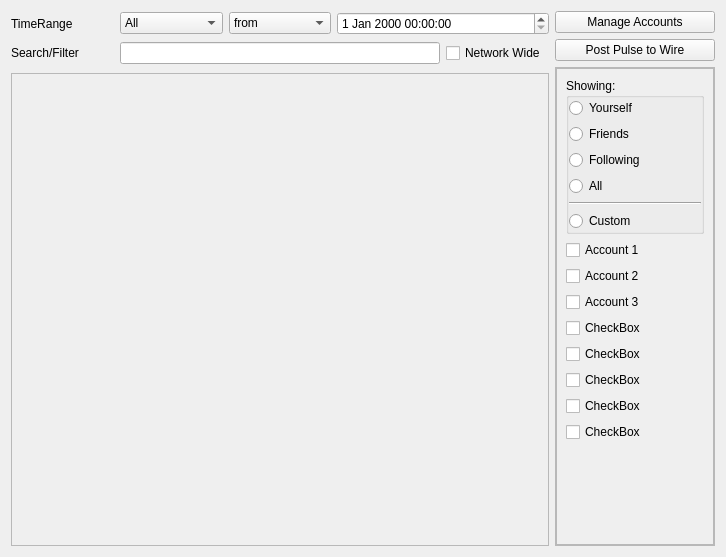
This is retroshare-gui/src/gui/TheWire/WireDialog.ui in RetroShare/RetroShare as Qt 5 draws it before an edit. The edited form follows.
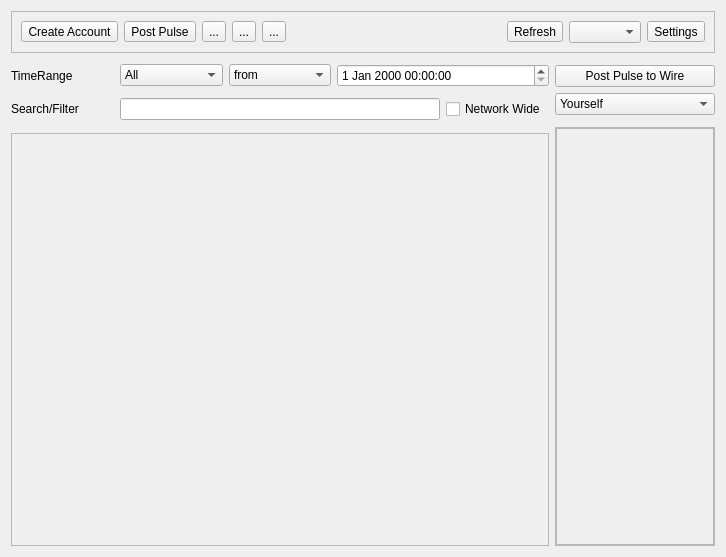
This is the edited form.

Commit message:
Get the basics of TheWire service working
Added REF fields to Wire Msgs to allow replys to work well.
Added description of how the Message fields should be used.
Added WireGroupDialog for creation of WireGroups.
Updated PulseAddDialog to support publishing Pulses and Replies.
Added classes to display Pulses / Groups.
Added single selection point of WireGroup for publishing.
Added basic "refresh" to reload new GXS data.

Patch:
```diff
--- a/retroshare-gui/src/gui/TheWire/WireDialog.ui
+++ b/retroshare-gui/src/gui/TheWire/WireDialog.ui
@@ -10,11 +10,153 @@
     <height>557</height>
    </rect>
   </property>
+  <property name="sizePolicy">
+   <sizepolicy hsizetype="Preferred" vsizetype="Preferred">
+    <horstretch>0</horstretch>
+    <verstretch>0</verstretch>
+   </sizepolicy>
+  </property>
   <property name="windowTitle">
    <string/>
   </property>
   <layout class="QGridLayout" name="gridLayout_2">
-   <item row="0" column="0" rowspan="3">
+   <item row="0" column="0" colspan="2">
+    <widget class="QFrame" name="frame_2">
+     <property name="sizePolicy">
+      <sizepolicy hsizetype="Preferred" vsizetype="Preferred">
+       <horstretch>0</horstretch>
+       <verstretch>0</verstretch>
+      </sizepolicy>
+     </property>
+     <property name="frameShape">
+      <enum>QFrame::StyledPanel</enum>
+     </property>
+     <property name="frameShadow">
+      <enum>QFrame::Raised</enum>
+     </property>
+     <layout class="QHBoxLayout" name="horizontalLayout">
+      <item>
+       <widget class="QToolButton" name="toolButton_createAccount">
+        <property name="text">
+         <string>Create Account</string>
+        </property>
+       </widget>
+      </item>
+      <item>
+       <widget class="QToolButton" name="toolButton_createPulse">
+        <property name="text">
+         <string>Post Pulse</string>
+        </property>
+       </widget>
+      </item>
+      <item>
+       <widget class="QToolButton" name="toolButton_3">
+        <property name="text">
+         <string>...</string>
+        </property>
+       </widget>
+      </item>
+      <item>
+       <widget class="QToolButton" name="toolButton_4">
+        <property name="text">
+         <string>...</string>
+        </property>
+       </widget>
+      </item>
+      <item>
+       <widget class="QToolButton" name="toolButton_5">
+        <property name="text">
+         <string>...</string>
+        </property>
+       </widget>
+      </item>
+      <item>
+       <spacer name="horizontalSpacer">
+        <property name="orientation">
+         <enum>Qt::Horizontal</enum>
+        </property>
+        <property name="sizeHint" stdset="0">
+         <size>
+          <width>296</width>
+          <height>20</height>
+         </size>
+        </property>
+       </spacer>
+      </item>
+      <item>
+       <widget class="QToolButton" name="toolButton_refresh">
+        <property name="text">
+         <string>Refresh</string>
+        </property>
+       </widget>
+      </item>
+      <item>
+       <widget class="QComboBox" name="groupChooser"/>
+      </item>
+      <item>
+       <widget class="QToolButton" name="toolButton_Settings">
+        <property name="text">
+         <string>Settings</string>
+        </property>
+       </widget>
+      </item>
+     </layout>
+    </widget>
+   </item>
+   <item row="6" column="0">
+    <widget class="QScrollArea" name="scrollArea">
+     <property name="widgetResizable">
+      <bool>true</bool>
+     </property>
+     <property name="alignment">
+      <set>Qt::AlignBottom|Qt::AlignLeading|Qt::AlignLeft</set>
+     </property>
+     <widget class="QWidget" name="scrollAreaWidgetContents">
+      <property name="geometry">
+       <rect>
+        <x>0</x>
+        <y>0</y>
+        <width>567</width>
+        <height>412</height>
+       </rect>
+      </property>
+      <property name="styleSheet">
+       <string notr="true">QWidget#scrollAreaWidgetContents{border: none;}</string>
+      </property>
+      <layout class="QVBoxLayout" name="verticalLayout_2">
+       <property name="spacing">
+        <number>0</number>
+       </property>
+       <property name="leftMargin">
+        <number>0</number>
+       </property>
+       <property name="topMargin">
+        <number>0</number>
+       </property>
+       <property name="rightMargin">
+        <number>0</number>
+       </property>
+       <property name="bottomMargin">
+        <number>0</number>
+       </property>
+       <item>
+        <spacer name="verticalSpacer">
+         <property name="orientation">
+          <enum>Qt::Vertical</enum>
+         </property>
+         <property name="sizeHint" stdset="0">
+          <size>
+           <width>20</width>
+           <height>40</height>
+          </size>
+         </property>
+        </spacer>
+       </item>
+      </layout>
+     </widget>
+    </widget>
+   </item>
+   <item row="1" column="0" rowspan="5">
     <layout class="QGridLayout" name="gridLayout">
      <item row="0" column="0">
       <widget class="QLabel" name="label_3">
@@ -88,18 +230,11 @@
      </item>
     </layout>
    </item>
-   <item row="0" column="1">
-    <widget class="QPushButton" name="pushButton_Accounts">
-     <property name="text">
-      <string>Manage Accounts</string>
-     </property>
-    </widget>
-   </item>
-   <item row="2" column="1" rowspan="2">
+   <item row="5" column="1" rowspan="2">
     <widget class="QFrame" name="frame">
      <property name="maximumSize">
       <size>
-       <width>160</width>
+       <width>200</width>
        <height>16777215</height>
       </size>
      </property>
@@ -126,121 +261,11 @@
           <rect>
            <x>0</x>
            <y>0</y>
-           <width>156</width>
-           <height>469</height>
+           <width>129</width>
+           <height>416</height>
           </rect>
          </property>
          <layout class="QVBoxLayout" name="verticalLayout_4">
-          <item>
-           <widget class="QGroupBox" name="groupBox">
-            <property name="title">
-             <string>Showing:</string>
-            </property>
-            <layout class="QVBoxLayout" name="verticalLayout">
-             <property name="margin">
-              <number>0</number>
-             </property>
-             <item>
-              <widget class="QRadioButton" name="radioButton">
-               <property name="text">
-                <string>Yourself</string>
-               </property>
-              </widget>
-             </item>
-             <item>
-              <widget class="QRadioButton" name="radioButton_2">
-               <property name="text">
-                <string>Friends</string>
-               </property>
-              </widget>
-             </item>
-             <item>
-              <widget class="QRadioButton" name="radioButton_3">
-               <property name="text">
-                <string>Following</string>
-               </property>
-              </widget>
-             </item>
-             <item>
-              <widget class="QRadioButton" name="radioButton_4">
-               <property name="text">
-                <string>All</string>
-               </property>
-              </widget>
-             </item>
-             <item>
-              <widget class="Line" name="line">
-               <property name="orientation">
-                <enum>Qt::Horizontal</enum>
-               </property>
-              </widget>
-             </item>
-             <item>
-              <widget class="QRadioButton" name="radioButton_5">
-               <property name="text">
-                <string>Custom</string>
-               </property>
-              </widget>
-             </item>
-            </layout>
-           </widget>
-          </item>
-          <item>
-           <widget class="QCheckBox" name="checkBox">
-            <property name="text">
-             <string>Account 1</string>
-            </property>
-           </widget>
-          </item>
-          <item>
-           <widget class="QCheckBox" name="checkBox_2">
-            <property name="text">
-             <string>Account 2</string>
-            </property>
-           </widget>
-          </item>
-          <item>
-           <widget class="QCheckBox" name="checkBox_3">
-            <property name="text">
-             <string>Account 3</string>
-            </property>
-           </widget>
-          </item>
-          <item>
-           <widget class="QCheckBox" name="checkBox_4">
-            <property name="text">
-             <string>CheckBox</string>
-            </property>
-           </widget>
-          </item>
-          <item>
-           <widget class="QCheckBox" name="checkBox_5">
-            <property name="text">
-             <string>CheckBox</string>
-            </property>
-           </widget>
-          </item>
-          <item>
-           <widget class="QCheckBox" name="checkBox_6">
-            <property name="text">
-             <string>CheckBox</string>
-            </property>
-           </widget>
-          </item>
-          <item>
-           <widget class="QCheckBox" name="checkBox_7">
-            <property name="text">
-             <string>CheckBox</string>
-            </property>
-           </widget>
-          </item>
-          <item>
-           <widget class="QCheckBox" name="checkBox_8">
-            <property name="text">
-             <string>CheckBox</string>
-            </property>
-           </widget>
-          </item>
           <item>
            <spacer name="verticalSpacer_2">
             <property name="orientation">
@@ -261,51 +286,36 @@
      </layout>
     </widget>
    </item>
-   <item row="3" column="0">
-    <widget class="QScrollArea" name="scrollArea">
-     <property name="widgetResizable">
-      <bool>true</bool>
-     </property>
-     <property name="alignment">
-      <set>Qt::AlignBottom|Qt::AlignLeading|Qt::AlignLeft</set>
-     </property>
-     <widget class="QWidget" name="scrollAreaWidgetContents">
-      <property name="geometry">
-       <rect>
-        <x>0</x>
-        <y>0</y>
-        <width>540</width>
-        <height>465</height>
-       </rect>
+   <item row="3" column="1">
+    <widget class="QComboBox" name="comboBox_3">
+     <item>
+      <property name="text">
+       <string>Yourself</string>
       </property>
-      <property name="styleSheet">
-       <string notr="true">QWidget#scrollAreaWidgetContents{border: none;}</string>
+     </item>
+     <item>
+      <property name="text">
+       <string>Subscribed</string>
       </property>
-      <layout class="QVBoxLayout" name="verticalLayout_2">
-       <property name="spacing">
-        <number>0</number>
-       </property>
-       <property name="margin">
-        <number>0</number>
-       </property>
-       <item>
-        <spacer name="verticalSpacer">
-         <property name="orientation">
-          <enum>Qt::Vertical</enum>
-         </property>
-         <property name="sizeHint" stdset="0">
-          <size>
-           <width>20</width>
-           <height>40</height>
-          </size>
-         </property>
-        </spacer>
-       </item>
-      </layout>
-     </widget>
+     </item>
+     <item>
+      <property name="text">
+       <string>Auto</string>
+      </property>
+     </item>
+     <item>
+      <property name="text">
+       <string>Recommended</string>
+      </property>
+     </item>
+     <item>
+      <property name="text">
+       <string>Others</string>
+      </property>
+     </item>
     </widget>
    </item>
-   <item row="1" column="1">
+   <item row="2" column="1">
     <widget class="QPushButton" name="pushButton_Post">
      <property name="text">
       <string>Post Pulse to Wire</string>
```
Left out of the diff: 47 changed lines with no effect on the pictures. The commit also changes 21 other files.
